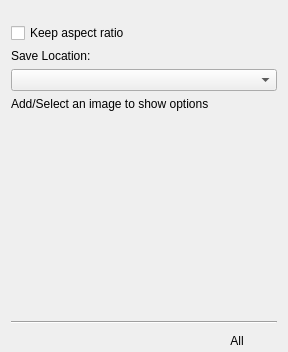
This is plugins/tools/defaulttool/referenceimagestool/WdgToolOptions.ui in KDE/krita as Qt 5 draws it before an edit. The edited form follows.
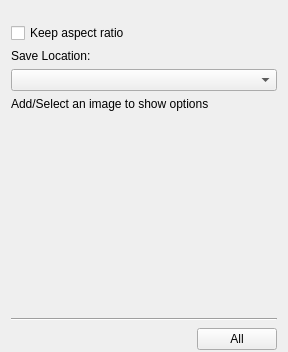
This is the edited form. Custom widgets are drawn as their Qt base class.

Commit message: Fix button styling inconsistencies in various tool options

Diff of the .ui file:
```diff
--- a/plugins/tools/defaulttool/referenceimagestool/WdgToolOptions.ui
+++ b/plugins/tools/defaulttool/referenceimagestool/WdgToolOptions.ui
@@ -89,7 +89,7 @@
       <number>0</number>
      </property>
      <item>
-      <widget class="QPushButton" name="bnAddReferenceImage">
+      <widget class="QToolButton" name="bnAddReferenceImage">
        <property name="sizePolicy">
         <sizepolicy hsizetype="Minimum" vsizetype="Fixed">
          <horstretch>0</horstretch>
@@ -105,13 +105,13 @@
          <height>18</height>
         </size>
        </property>
-       <property name="flat">
+       <property name="autoRaise">
         <bool>true</bool>
        </property>
       </widget>
      </item>
      <item>
-      <widget class="QPushButton" name="bnPasteReferenceImage">
+      <widget class="QToolButton" name="bnPasteReferenceImage">
        <property name="sizePolicy">
         <sizepolicy hsizetype="Minimum" vsizetype="Fixed">
          <horstretch>0</horstretch>
@@ -127,7 +127,7 @@
          <height>18</height>
         </size>
        </property>
-       <property name="flat">
+       <property name="autoRaise">
         <bool>true</bool>
        </property>
       </widget>
@@ -146,7 +146,7 @@
       </spacer>
      </item>
      <item>
-      <widget class="QPushButton" name="bnLoad">
+      <widget class="QToolButton" name="bnLoad">
        <property name="sizePolicy">
         <sizepolicy hsizetype="Minimum" vsizetype="Fixed">
          <horstretch>0</horstretch>
@@ -162,13 +162,13 @@
          <height>18</height>
         </size>
        </property>
-       <property name="flat">
+       <property name="autoRaise">
         <bool>true</bool>
        </property>
       </widget>
      </item>
      <item>
-      <widget class="QPushButton" name="bnSave">
+      <widget class="QToolButton" name="bnSave">
        <property name="sizePolicy">
         <sizepolicy hsizetype="Minimum" vsizetype="Fixed">
          <horstretch>0</horstretch>
@@ -184,11 +184,24 @@
          <height>18</height>
         </size>
        </property>
-       <property name="flat">
+       <property name="autoRaise">
         <bool>true</bool>
        </property>
       </widget>
      </item>
+     <item>
+      <spacer name="horizontalSpacer_2">
+       <property name="orientation">
+        <enum>Qt::Horizontal</enum>
+       </property>
+       <property name="sizeHint" stdset="0">
+        <size>
+         <width>40</width>
+         <height>20</height>
+        </size>
+       </property>
+      </spacer>
+     </item>
      <item>
       <widget class="QPushButton" name="bnDelete">
        <property name="sizePolicy">
@@ -213,7 +226,7 @@
         </size>
        </property>
        <property name="flat">
-        <bool>true</bool>
+        <bool>false</bool>
        </property>
       </widget>
      </item>
```
Left out of the diff: 2 changed lines with no effect on the pictures. The commit also changes 4 other files.
